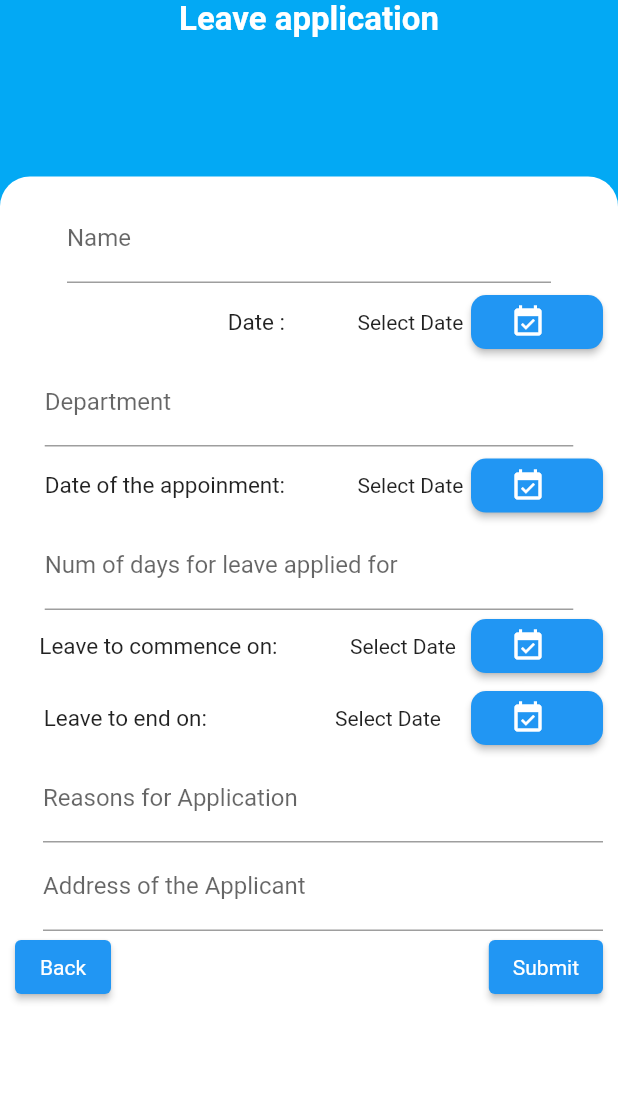
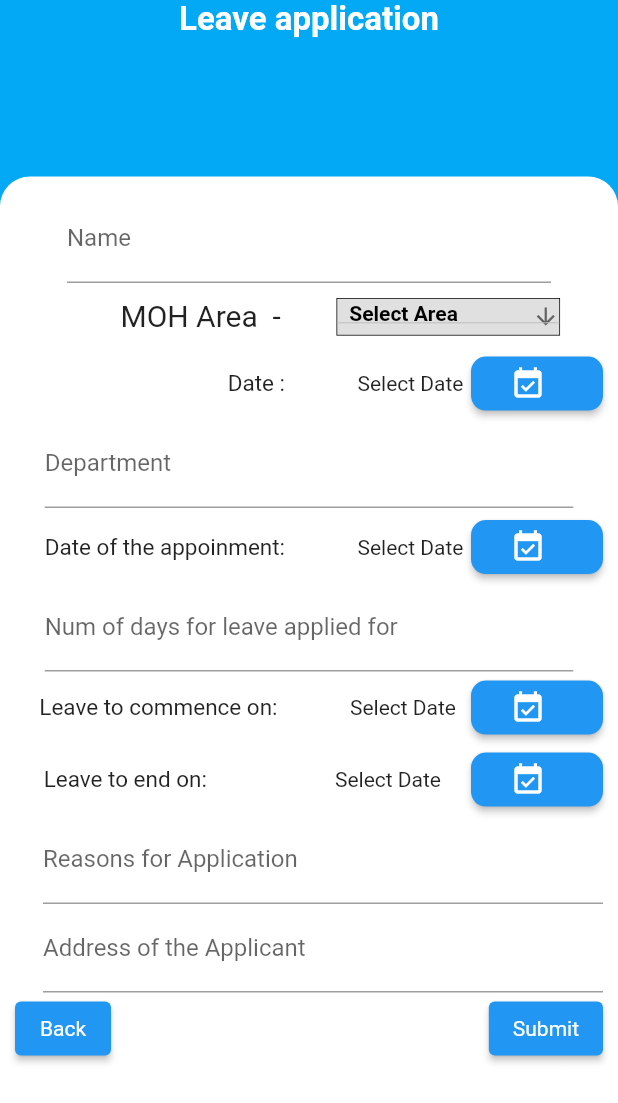
Before and after one commit to hiranthaPeiris/mum_care_app, a Flutter app: the LeaveForm screen opened by its route, on a phone screen of 412 x 824 dp. Shown: the top 1103 px of the screen. Run offline on Flutter 3.47's test engine with Material 2 defaults, Android fonts, the phone set to English and light mode, and no system bars; our stand-ins replace cloud_firestore, date_time_picker, firebase_auth, firebase_core, firebase_messaging, flutter_spinkit and 5 more; missing offline and left inert: date_time_format, geolocation, sign_button; accounts and stored records are empty; project files that could hold a hidden picture were left out.

Commit message:
Correction of Midwifeleave form

```diff
--- a/lib/models/MidwifeLeave.dart
+++ b/lib/models/MidwifeLeave.dart
@@ -1,6 +1,7 @@
 import 'package:cloud_firestore/cloud_firestore.dart';
 class LeaveFormDB{
   String applicantName;
+  String mohDropDownValue;
   DateTime applyDate;
   String department;
   DateTime appoimentDate;
@@ -17,6 +18,7 @@ class LeaveFormDB{
   LeaveFormDB(
     {
       this.applicantName,
+      this.mohDropDownValue,
       this.applyDate,
       this.department,
       this.appoimentDate,
@@ -31,6 +33,7 @@ class LeaveFormDB{
   );
   LeaveFormDB.fromMap(Map<String, dynamic> map, {this.documentReference}) {
     applicantName = map["_applicantName"];
+    mohDropDownValue = map["_mohDropDownValue"];
     applyDate = map["_applyDate"];
     department = map["_department"];
     appoimentDate = map["_appoimentDate"];
@@ -49,6 +52,7 @@ class LeaveFormDB{
   toJson() {
     return {
       '_applicantName': applicantName,
+      '_mohDropDownValue': mohDropDownValue,
       '_applyDate': applyDate,
       '_department': department,
       '_appoimentDate': appoimentDate,
--- a/lib/screens/Dashboard/Dashboard.dart
+++ b/lib/screens/Dashboard/Dashboard.dart
@@ -308,13 +308,13 @@ Future<void> dutyChecking() async {
                                       },
                                     ),
                                     Menu_card(
-                                      title: "Map",
-                                      heading: "Geo Loacation",
+                                      title: "Leave Form",
+                                      heading: "Leave Forms View",
                                       svgSrc:
                                           "assets/icons/home-visits-sch.svg",
                                       press: () {
                                         Navigator.pushNamed(
-                                            context, '/geoLocate');
+                                            context, '/leaveFormsView');
                                       },
                                     ),
                                     Menu_card(
--- a/lib/screens/leavingForm/leaveForm.dart
+++ b/lib/screens/leavingForm/leaveForm.dart
@@ -17,6 +17,7 @@ class _LeaveFormState extends State<LeaveForm> {
   DateTime _date3;
   bool leaveAccpet=false;
   bool leaveReject=false;
+  String mohDropdownValue = 'Select Area';
 
   TextEditingController name = TextEditingController();
   TextEditingController department = TextEditingController();
@@ -28,6 +29,46 @@ class _LeaveFormState extends State<LeaveForm> {
   @override
   Widget build(BuildContext context) {
 
+    Widget mohDropDownMenu() {
+      return DropdownButton<String>(
+        value: mohDropdownValue,
+        icon: Icon(Icons.arrow_downward),
+        iconSize: 18,
+        elevation: 36,
+        isExpanded: true,
+        style: TextStyle(color: Colors.black, fontWeight: FontWeight.w700),
+        items: <String>[
+          'Select Area',
+          'Ambalangoda',
+          'Hikkaduwa',
+          'Rathgama',
+          'Habaraduwa',
+          'Mirissa',
+          'Weligama',
+          'Dodanduwa',
+          'Balapitiya',
+          'Ahangama',
+          'Thalgaswala'
+        ].map<DropdownMenuItem<String>>((String value) {
+          return DropdownMenuItem<String>(
+            value: value,
+            child: Padding(
+              padding: const EdgeInsets.fromLTRB(8, 0, 0, 4),
+              child: Text(
+                value,
+                textAlign: TextAlign.center,
+              ),
+            ),
+          );
+        }).toList(),
+        onChanged: (String value) {
+          setState(() {
+            mohDropdownValue = value;
+          });
+        },
+      );
+    }
+
     leaveFormAdd() async{
       FirebaseAuth _auth= FirebaseAuth.instance;
       DateTime date = DateTime.now();
@@ -38,6 +79,7 @@ class _LeaveFormState extends State<LeaveForm> {
           date.day.toString();
       LeaveFormDB leaveFormDB = LeaveFormDB(
         applicantName : name.text,
+        mohDropDownValue: mohDropdownValue,
         applyDate : _date4,
         department : department.text,
         appoimentDate : _date1,
@@ -124,6 +166,42 @@ class _LeaveFormState extends State<LeaveForm> {
                                     ),
                                   ),
                                   Expanded(flex: 10, child: Container()),
+                                ],
+                              ),
+                              Row(
+                                children: <Widget>[
+                                  Expanded(flex: 10, child: Container()),
+                                  Expanded(
+                                      flex: 40,
+                                      child: Padding(
+                                        padding: const EdgeInsets.all(8.0),
+                                        child: Container(
+                                          height: 25,
+                                          child: Text(
+                                            "MOH Area  -",
+                                            textAlign: TextAlign.center,
+                                            style: TextStyle(
+                                              fontSize: 20,
+                                            ),
+                                          ),
+                                        ),
+                                      )),
+                                  Expanded(
+                                    flex: 40,
+                                    child: Padding(
+                                      padding: const EdgeInsets.all(8.0),
+                                      child: Container(
+                                          height: 25,
+                                          decoration: BoxDecoration(
+                                              color: Colors.grey[300],
+                                              border: Border.all(
+                                                  color: Colors.black,
+                                                  style: BorderStyle.solid,
+                                                  width: 0.5)),
+                                          child: mohDropDownMenu()),
+                                    ),
+                                  ),
+                                  Expanded(flex: 5, child: Container()),
                                 ],
                               ),
                               Row(
--- a/lib/screens/leavingForm/sisterLeaveView.dart
+++ b/lib/screens/leavingForm/sisterLeaveView.dart
@@ -19,6 +19,7 @@ class LeaveReportView extends StatefulWidget {
 class _LeaveReportViewState extends State<LeaveReportView> {
   final FirebaseAuth _auth = FirebaseAuth.instance;
   String searchPara = "";
+  UserM user=new UserM.get();
 
   DateTime selected;
   //String itemTitle = "Description";
@@ -145,6 +146,7 @@ class _LeaveReportViewState extends State<LeaveReportView> {
                                     child: StreamBuilder<QuerySnapshot>(
                                       stream: widget._firestore
                                           .collection('MidwifeLeaveforms')
+                                          .where('_mohDropDownValue',isEqualTo: user.userCustomData['mohArea'])
                                           .where('_accept', isEqualTo: false)
                                           .where('_reject', isEqualTo: false)
                                           .snapshots(),
@@ -297,6 +299,7 @@ class _LeaveReportViewState extends State<LeaveReportView> {
                                     child: StreamBuilder<QuerySnapshot>(
                                       stream: widget._firestore
                                           .collection('MidwifeLeaveforms')
+                                          .where('_mohDropDownValue',isEqualTo: user.userCustomData['mohArea'])
                                           .where('_accept', isEqualTo: true)
                                           .snapshots(),
                                       //.collection('HomeVisits')
@@ -449,6 +452,7 @@ class _LeaveReportViewState extends State<LeaveReportView> {
                                     child: StreamBuilder<QuerySnapshot>(
                                       stream: widget._firestore
                                           .collection('MidwifeLeaveforms')
+                                          .where('_mohDropDownValue',isEqualTo: user.userCustomData['mohArea'])
                                           .where('_reject', isEqualTo: true)
                                           .snapshots(),
                                       //.collection('HomeVisits')
```
